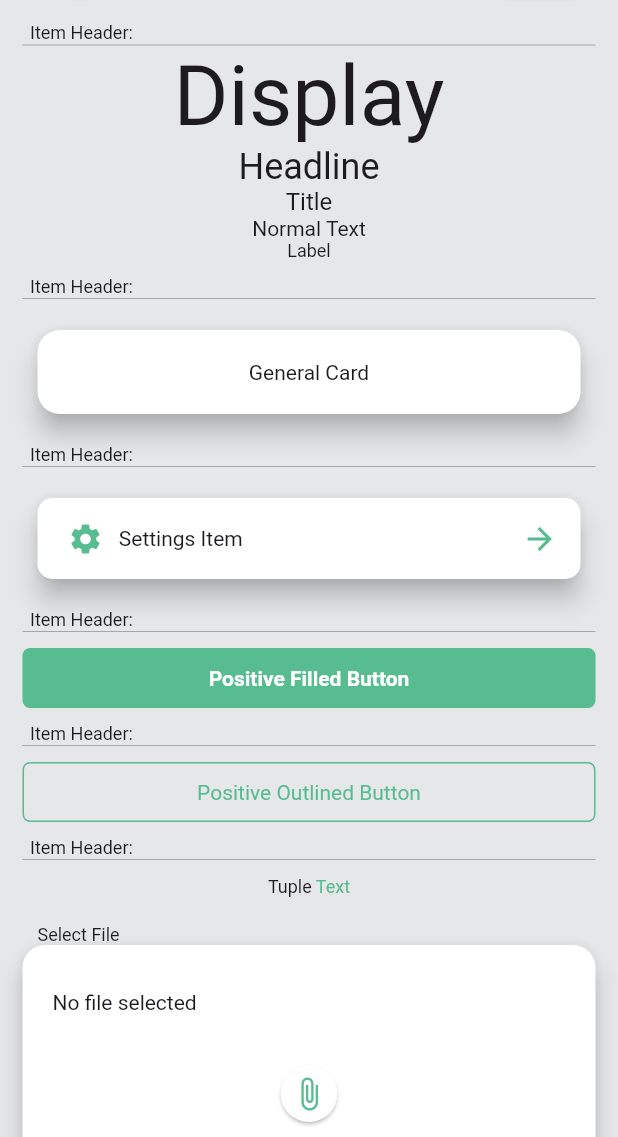
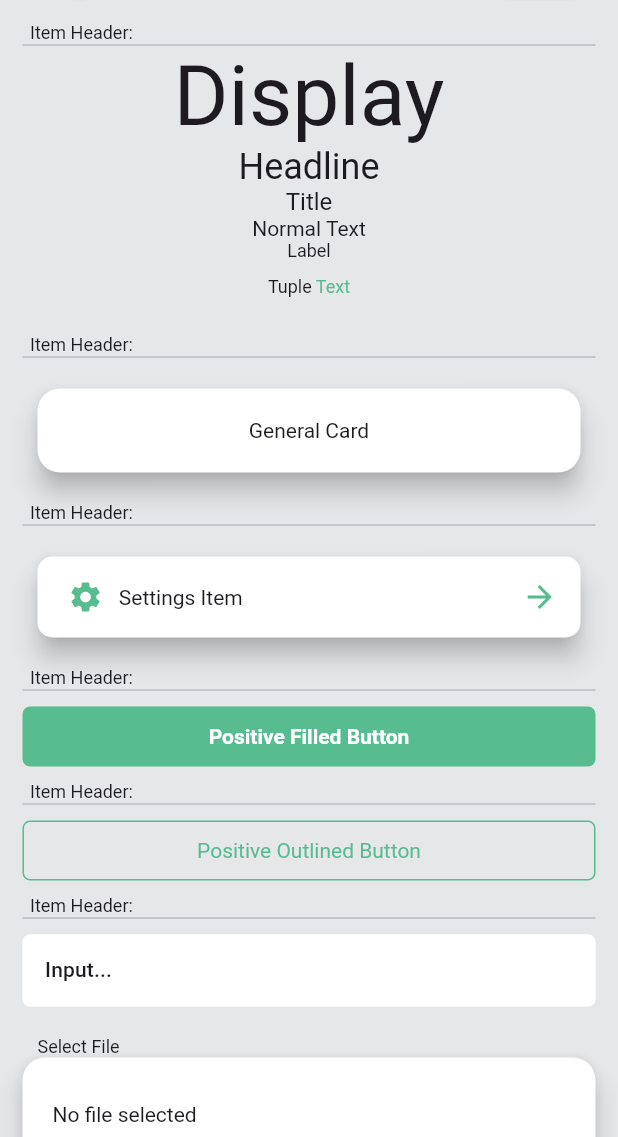
Before and after one commit to krzshipon/super_ui_kit, a Flutter app: the screen it shows after launch, on a phone screen of 412 x 824 dp, the part 99-1236 px from its top. Run offline on Flutter 3.47's test engine with Material 3 defaults, Android fonts, the phone set to English and light mode, and no system bars; our stand-ins replace auto_animated, get, get_storage, google_fonts, lottie, responsive_framework.

Commit message:
[Input] Fixed light theme colors

```diff
--- a/example/lib/main.dart
+++ b/example/lib/main.dart
@@ -15,6 +15,7 @@ class MyApp extends StatelessWidget {
     return MaterialApp(
       title: 'Flutter Demo',
       theme: appLightTheme,
+      darkTheme: appDarkTheme,
       home: const MyHomePage(title: 'Super Ui Kit Demo Home Page'),
     );
   }
@@ -96,6 +97,16 @@ class _MyHomePageState extends State<MyHomePage> {
             ],
           ),
           verticalSpaceSmall,
+          Row(
+            mainAxisAlignment: MainAxisAlignment.center,
+            children: [
+              CSTupleText(
+                text1: "Tuple",
+                text2: "Text",
+              ),
+            ],
+          ),
+          verticalSpaceMedium,
           CSItemHeader(title: "Item Header:"),
           CSDivider(),
           verticalSpaceSmall,
@@ -126,14 +137,9 @@ class _MyHomePageState extends State<MyHomePage> {
           CSItemHeader(title: "Item Header:"),
           CSDivider(),
           verticalSpaceSmall,
-          Row(
-            mainAxisAlignment: MainAxisAlignment.center,
-            children: [
-              CSTupleText(
-                text1: "Tuple",
-                text2: "Text",
-              ),
-            ],
+          CSInputField(
+            controller: TextEditingController(),
+            placeholder: 'Input...',
           ),
           verticalSpaceRegular,
           CSFileSelector(),
--- a/lib/src/shared/app_styles.dart
+++ b/lib/src/shared/app_styles.dart
@@ -63,7 +63,7 @@ const lightColorScheme = ColorScheme(
   onBackground: Color(0xFF222222),
   surface: Color(0xFFE6E7E9),
   onSurface: Color(0xFF222222),
-  surfaceVariant: Color(0xFFBEC8CA),
+  surfaceVariant: Colors.white,
   onSurfaceVariant: Color(0xFF222222),
   outline: Color(0xFF899294),
   onInverseSurface: Color(0xFFE6E7E9),
@@ -95,7 +95,7 @@ const darkColorScheme = ColorScheme(
   onBackground: Color(0xFFD6E3FF),
   surface: Color(0xFF001B3D),
   onSurface: Color(0xFFD6E3FF),
-  surfaceVariant: Color(0xFF3F484A),
+  surfaceVariant: Colors.blueGrey,
   onSurfaceVariant: Color(0xFFBEC8CA),
   outline: Color(0xFF899294),
   onInverseSurface: Color(0xFF001B3D),
--- a/lib/src/widgets/app_input_field.dart
+++ b/lib/src/widgets/app_input_field.dart
@@ -59,21 +59,27 @@ class CSInputField extends StatelessWidget {
           contentPadding:
               const EdgeInsets.symmetric(vertical: 10, horizontal: 15),
           filled: true,
-          fillColor: Colors.blueGrey,
+          fillColor: Theme.of(context).colorScheme.surfaceVariant,
           errorText: errorText,
           prefixIcon: leading,
           suffixIcon: trailing != null
               ? GestureDetector(onTap: trailingTapped, child: trailing)
               : null,
           border: circularBorder.copyWith(
-              borderSide: const BorderSide(color: Colors.blueGrey)),
+            borderSide:
+                BorderSide(color: Theme.of(context).colorScheme.secondary),
+          ),
           errorBorder: circularBorder.copyWith(
-              borderSide: const BorderSide(color: Colors.red)),
+            borderSide: BorderSide(color: Theme.of(context).colorScheme.error),
+          ),
           focusedBorder: circularBorder.copyWith(
-              borderSide:
-                  BorderSide(color: Theme.of(context).colorScheme.primary)),
+            borderSide:
+                BorderSide(color: Theme.of(context).colorScheme.secondary),
+          ),
           enabledBorder: circularBorder.copyWith(
-              borderSide: const BorderSide(color: Colors.blueGrey)),
+            borderSide:
+                BorderSide(color: Theme.of(context).colorScheme.surfaceVariant),
+          ),
         ),
         focusNode: focusNode,
       ),
```
Also changed, not shown: example/pubspec.lock, 2 other files.
